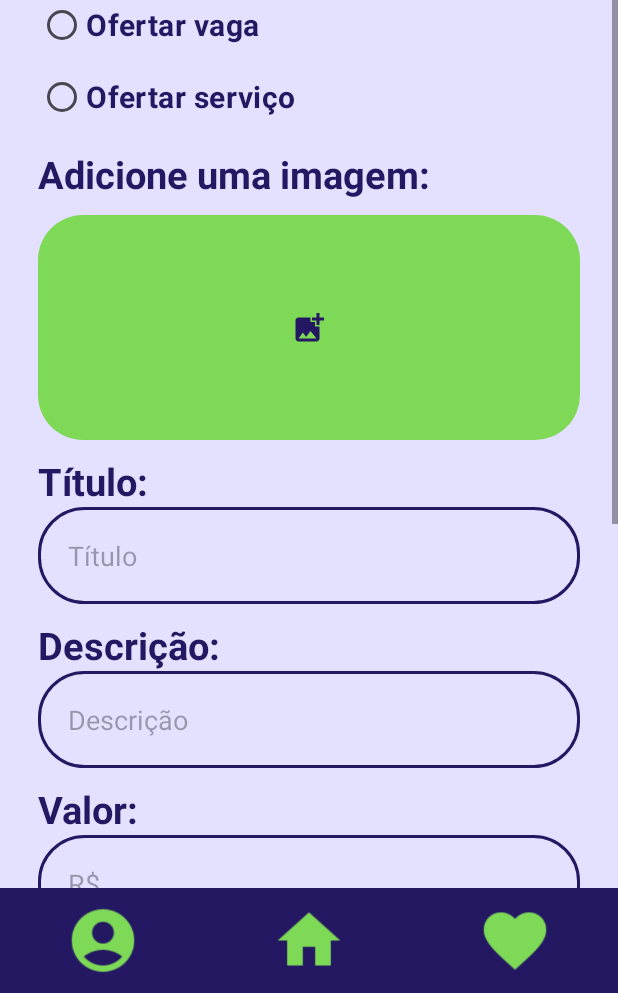
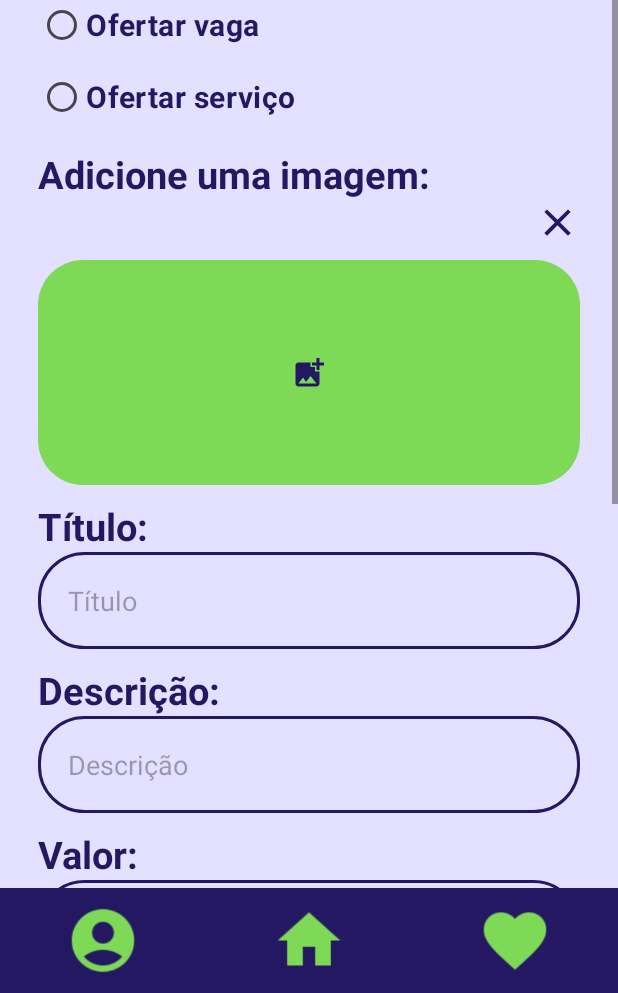
Before and after one commit to vitorrgmendes/BicoFacil, an Android app: the fragment FragmentPublicacao placed in its activity, on a phone screen of 412 x 824 dp, the part 243-1236 px from its top. Run offline under Robolectric (Android 15) with nearby library versions, the phone set to English and light mode, and no system bars; our stand-ins replace Room's generated code.

Commit message:
colocado button para limpar campo de foto em alteração ou adiconar publicacao

```diff
--- a/app/src/main/java/com/example/bicofacil/navbar/home/FragmentPublicacao.java
+++ b/app/src/main/java/com/example/bicofacil/navbar/home/FragmentPublicacao.java
@@ -13,6 +13,7 @@ import android.annotation.SuppressLint;
 import android.content.Intent;
 import android.content.pm.PackageManager;
 import android.graphics.Bitmap;
+import android.graphics.BitmapFactory;
 import android.os.Bundle;
 
 import androidx.annotation.NonNull;
@@ -51,6 +52,7 @@ public class FragmentPublicacao extends Fragment implements View.OnClickListener
     private RadioButton opcaoVaga;
     private RadioButton opcaoServico;
     private ImageButton imgBtnImagem;
+    private ImageButton btnLimparFoto;
     private int tipoOferta;
     private static final int REQUEST_IMAGE_CAPTURE = 1;
     private static final int REQUEST_CAMERA_PERMISSION = 101;
@@ -82,9 +84,11 @@ public class FragmentPublicacao extends Fragment implements View.OnClickListener
         edtHorario = view.findViewById(R.id.editHorario);
         edtTelefone = view.findViewById(R.id.editTelefone);
         btnPublicar = view.findViewById(R.id.button_Publicar);
+        btnLimparFoto = view.findViewById(R.id.imgButtonLimparImagem);
 
         imgBtnImagem.setOnClickListener(this);
         btnPublicar.setOnClickListener(this);
+        btnLimparFoto.setOnClickListener(this);
 
         return view;
     }
@@ -129,6 +133,12 @@ public class FragmentPublicacao extends Fragment implements View.OnClickListener
                 if (takePictureIntent.resolveActivity(getActivity().getPackageManager()) != null) {
                     startActivityForResult(takePictureIntent, REQUEST_IMAGE_CAPTURE);}
             }
+        }
+
+        if(v == btnLimparFoto){
+            imgBtnImagem.setImageBitmap(null);
+            imgBtnImagem.setImageResource(R.drawable.baseline_add_photo_alternate_24);
+            imageBitmap = null;
         }
 
         if(v == btnPublicar){
--- /dev/null
+++ b/app/src/main/res/drawable/baseline_clear_24.xml
@@ -0,0 +1,5 @@
+<vector android:height="24dp" android:tint="@color/azul"
+    android:viewportHeight="24" android:viewportWidth="24"
+    android:width="24dp" xmlns:android="http://schemas.android.com/apk/res/android">
+    <path android:fillColor="@android:color/white" android:pathData="M19,6.41L17.59,5 12,10.59 6.41,5 5,6.41 10.59,12 5,17.59 6.41,19 12,13.41 17.59,19 19,17.59 13.41,12z"/>
+</vector>
--- a/app/src/main/res/layout/fragment_publicacao.xml
+++ b/app/src/main/res/layout/fragment_publicacao.xml
@@ -47,11 +47,23 @@
                 android:layout_height="match_parent"
                 android:text="Ofertar serviço" />
         </RadioGroup>
+
         <TextView
             android:id="@+id/txtFoto"
             android:text="Adicione uma imagem:"
+            android:layout_width="wrap_content"
             android:layout_marginTop="10dp"
             style="@style/textViewAddPublicacao" />
+
+        <ImageButton
+            android:id="@+id/imgButtonLimparImagem"
+            android:layout_width="30dp"
+            android:layout_height="30dp"
+            android:src="@drawable/baseline_clear_24"
+            android:background="?android:selectableItemBackground"
+            android:scaleType="fitCenter"
+            android:layout_gravity="end"
+            android:layout_marginRight="25dp"/>
 
         <ImageButton
             android:id="@+id/imageButtonImagem"
```
Also changed, not shown: app/src/main/java/com/example/bicofacil/navbar/home/EditarPublicacao.java (+9 -0 lines), app/src/main/res/layout/fragment_editar_publicacao.xml (+10 -0 lines).
